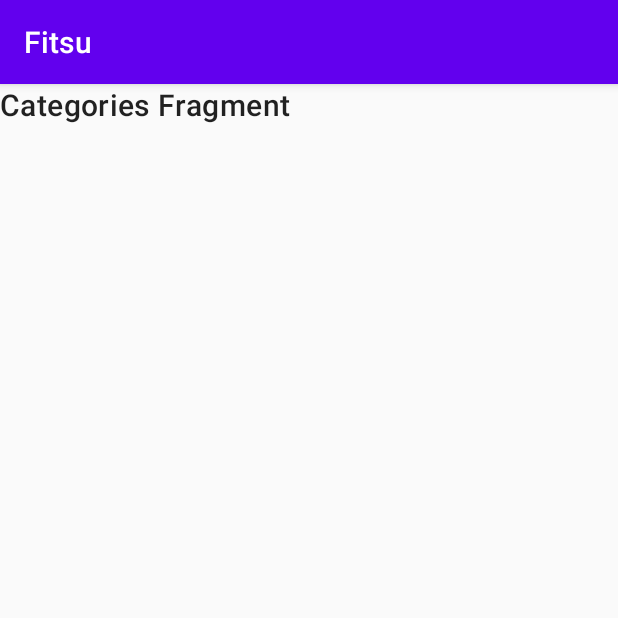
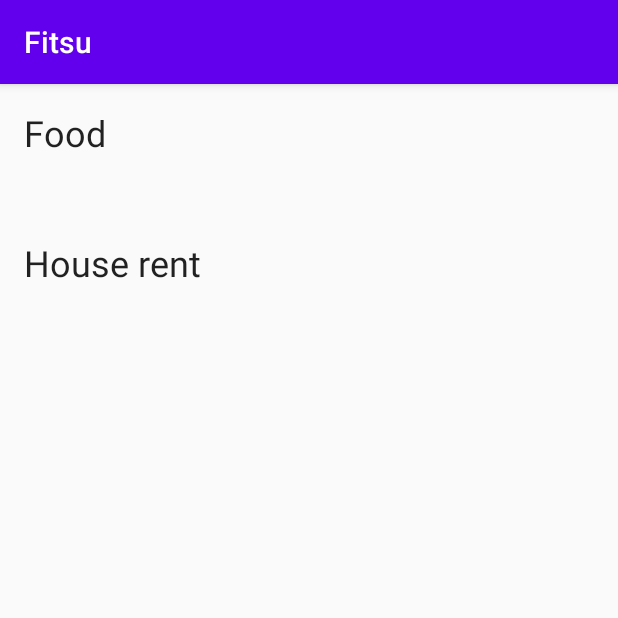
Before and after one commit to buiquanghuy23103/Fitsu, an Android app: the screen it shows after launch (MainActivity), on a phone screen of 412 x 824 dp, the top half of it. Run offline under Robolectric (Android 15) with nearby library versions, the phone set to English and light mode, and no system bars; our stand-ins replace Dagger/Hilt's generated code, Room's generated code, RxJava, Timber, data binding; 1 statement that could not run was skipped.

Commit message:
Inflate categories

```diff
--- /dev/null
+++ b/app/src/main/java/com/huy/fitsu/categories/CategoriesAdapter.kt
@@ -0,0 +1,54 @@
+package com.huy.fitsu.categories
+
+import android.view.LayoutInflater
+import android.view.ViewGroup
+import androidx.recyclerview.widget.DiffUtil
+import androidx.recyclerview.widget.ListAdapter
+import androidx.recyclerview.widget.RecyclerView
+import com.huy.fitsu.data.model.Category
+import com.huy.fitsu.databinding.CategoryItemBinding
+
+class CategoriesAdapter(
+    private val viewModel: CategoriesViewModel
+) : ListAdapter<Category, CategoriesAdapter.CategoryItem>(CategoryDiffCallback()) {
+
+    override fun onBindViewHolder(holder: CategoryItem, position: Int) {
+        val item = getItem(position)
+        holder.bind(viewModel, item)
+    }
+
+    override fun onCreateViewHolder(parent: ViewGroup, viewType: Int): CategoryItem {
+        return CategoryItem.from(parent)
+    }
+
+    class CategoryItem private constructor(
+        private val binding: CategoryItemBinding
+    ): RecyclerView.ViewHolder(binding.root) {
+
+        fun bind(viewModel: CategoriesViewModel, category: Category) {
+            binding.category = category
+            binding.viewModel = viewModel
+        }
+
+        companion object {
+            fun from(parent: ViewGroup): CategoryItem {
+                val inflater = LayoutInflater.from(parent.context)
+                val binding = CategoryItemBinding.inflate(inflater, parent, false)
+                return CategoryItem(binding)
+            }
+
+        }
+
+    }
+
+}
+
+class CategoryDiffCallback : DiffUtil.ItemCallback<Category>() {
+    override fun areItemsTheSame(oldItem: Category, newItem: Category): Boolean {
+        return oldItem.id == newItem.id
+    }
+
+    override fun areContentsTheSame(oldItem: Category, newItem: Category): Boolean {
+        return oldItem == newItem
+    }
+}
--- a/app/src/main/java/com/huy/fitsu/categories/CategoriesFragment.kt
+++ b/app/src/main/java/com/huy/fitsu/categories/CategoriesFragment.kt
@@ -7,9 +7,11 @@ import android.view.View
 import android.view.ViewGroup
 import androidx.fragment.app.Fragment
 import androidx.fragment.app.viewModels
+import androidx.lifecycle.Observer
 import androidx.lifecycle.ViewModelProvider
 import com.huy.fitsu.FitsuApplication
 import com.huy.fitsu.databinding.CategoriesFragBinding
+import timber.log.Timber
 import javax.inject.Inject
 
 class CategoriesFragment: Fragment() {
@@ -20,6 +22,8 @@ class CategoriesFragment: Fragment() {
     private val viewModel by viewModels<CategoriesViewModel> { viewModelFactory }
 
     private lateinit var binding: CategoriesFragBinding
+
+    private lateinit var listAdapter: CategoriesAdapter
 
     override fun onAttach(context: Context) {
         super.onAttach(context)
@@ -35,7 +39,25 @@ class CategoriesFragment: Fragment() {
         savedInstanceState: Bundle?
     ): View? {
         binding = CategoriesFragBinding.inflate(inflater, container, false)
+        binding.viewModel = viewModel
         return binding.root
     }
 
+    override fun onActivityCreated(savedInstanceState: Bundle?) {
+        super.onActivityCreated(savedInstanceState)
+
+        binding.lifecycleOwner = this.viewLifecycleOwner
+        setupListAdapter()
+    }
+
+    private fun setupListAdapter() {
+        listAdapter = CategoriesAdapter(viewModel)
+        binding.categoriesList.adapter = listAdapter
+
+        viewModel.getAllCategories().observe(viewLifecycleOwner, Observer {
+            if (it.isEmpty()) Timber.i("category list is empty")
+            it?.let { categories -> listAdapter.submitList(categories) }
+        })
+    }
+
 }
--- a/app/src/main/res/layout/categories_frag.xml
+++ b/app/src/main/res/layout/categories_frag.xml
@@ -1,8 +1,12 @@
 <?xml version="1.0" encoding="utf-8"?>
-<layout xmlns:android="http://schemas.android.com/apk/res/android">
+<layout xmlns:android="http://schemas.android.com/apk/res/android"
+    xmlns:tools="http://schemas.android.com/tools"
+    xmlns:app="http://schemas.android.com/apk/res-auto">
 
     <data>
-
+        <variable
+            name="viewModel"
+            type="com.huy.fitsu.categories.CategoriesViewModel" />
     </data>
 
     <LinearLayout
@@ -10,11 +14,12 @@
         android:layout_width="match_parent"
         android:layout_height="match_parent">
 
-        <TextView
+        <androidx.recyclerview.widget.RecyclerView
+            android:id="@+id/categories_list"
             android:layout_width="match_parent"
             android:layout_height="wrap_content"
-            android:text="Categories Fragment"
-            style="@style/TextAppearance.MaterialComponents.Headline6" />
+            app:layoutManager="androidx.recyclerview.widget.LinearLayoutManager"
+            tools:listitem="@layout/category_item"/>
 
     </LinearLayout>
 </layout>
--- /dev/null
+++ b/app/src/main/res/layout/category_item.xml
@@ -0,0 +1,39 @@
+<?xml version="1.0" encoding="utf-8"?>
+<layout xmlns:android="http://schemas.android.com/apk/res/android"
+    xmlns:tools="http://schemas.android.com/tools">
+
+    <data>
+
+        <variable
+            name="category"
+            type="com.huy.fitsu.data.model.Category" />
+
+        <variable
+            name="viewModel"
+            type="com.huy.fitsu.categories.CategoriesViewModel" />
+    </data>
+
+    <LinearLayout
+        android:layout_width="match_parent"
+        android:layout_height="wrap_content"
+        android:orientation="vertical"
+        android:layout_margin="@dimen/layout_margin_large">
+
+        <TextView
+            android:id="@+id/category_item_title"
+            android:layout_width="match_parent"
+            android:layout_height="wrap_content"
+            android:text="@{category.title}"
+            android:textAppearance="@style/TextAppearance.MaterialComponents.Headline5"
+            tools:text="Transportation" />
+
+        <TextView
+            android:id="@+id/category_item_subtitle"
+            android:layout_width="match_parent"
+            android:layout_height="wrap_content"
+            android:text="@{category.budgetDuration.name()}"
+            android:textAppearance="@style/TextAppearance.MaterialComponents.Subtitle1"
+            tools:text="Weekly" />
+
+    </LinearLayout>
+</layout>
--- /dev/null
+++ b/app/src/main/res/values/dimens.xml
@@ -0,0 +1,8 @@
+<?xml version="1.0" encoding="utf-8"?>
+<resources>
+
+    <!--  Margin specifics  -->
+    <dimen name="layout_margin_large">16dp</dimen>
+    <dimen name="layout_margin_extra_large">32dp</dimen>
+
+</resources>
```
